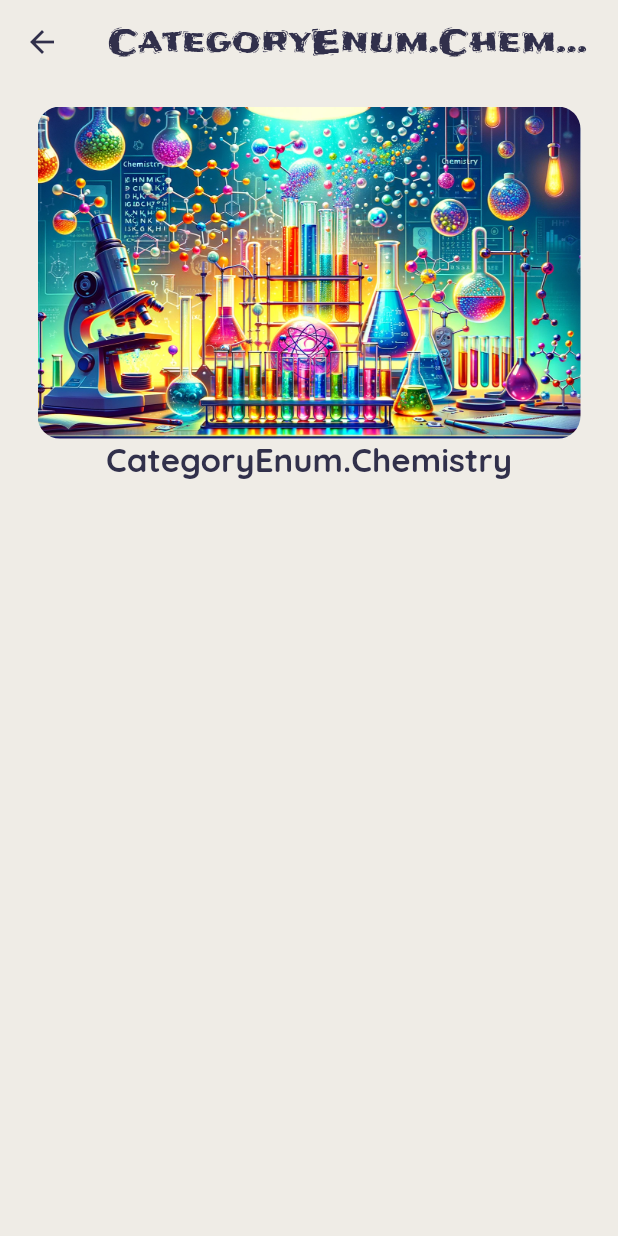
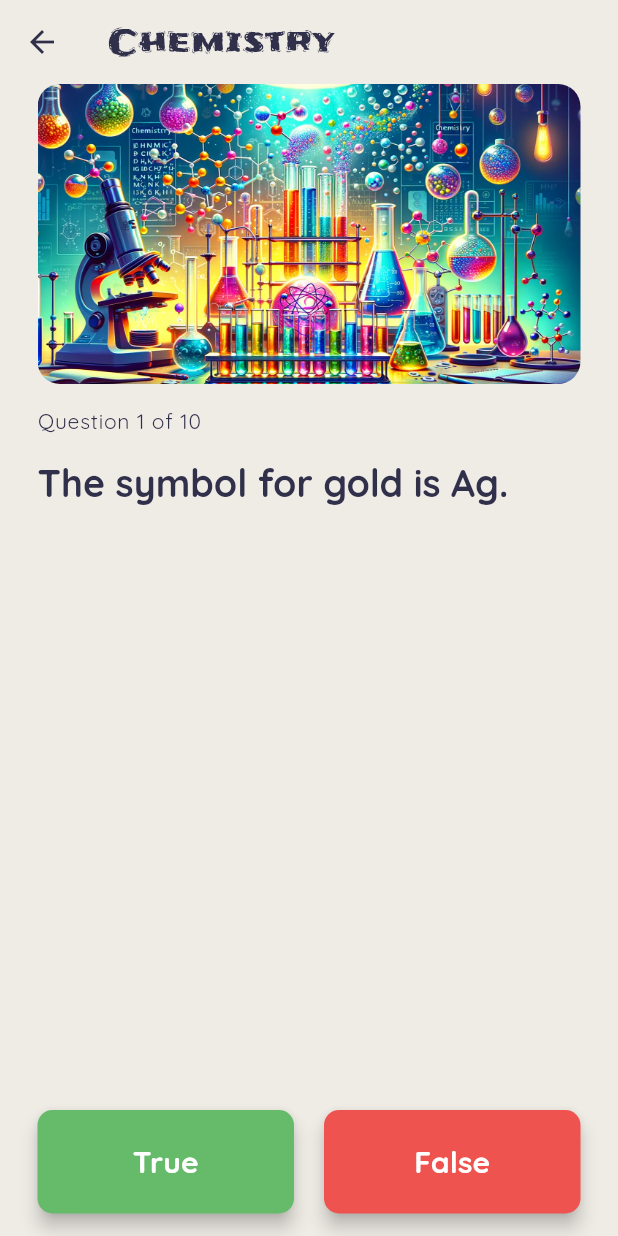
Before and after one commit to cenk-idris/quizz_app, a Flutter app: the screen it shows after launch, after a tap on "Chemistry", on a phone screen of 412 x 824 dp. Run offline on Flutter 3.47's test engine with Material 3 defaults, Android fonts, the phone set to English and light mode, and no system bars; our stand-ins replace flutter_svg.

Commit message:
Design quiz screen, implement provider, add True/False buttons

```diff
--- a/lib/main.dart
+++ b/lib/main.dart
@@ -54,6 +54,10 @@
         ),
         textTheme: const TextTheme(
           displayMedium: TextStyle(fontFamily: 'Frijole', fontSize: 22.0),
+          headlineLarge: TextStyle(
+              fontFamily: 'Quicksand',
+              fontVariations: [FontVariation('wght', 700.0)],
+              fontSize: 25.0),
           headlineMedium: TextStyle(
               fontFamily: 'Quicksand',
               fontVariations: [FontVariation('wght', 700.0)],
@@ -63,10 +67,20 @@
             fontSize: 13.0,
             fontVariations: [FontVariation('wght', 400.0)],
           ),
+          labelLarge: TextStyle(
+            fontFamily: 'Quicksand',
+            fontSize: 20.0,
+            fontVariations: [FontVariation('wght', 700.0)],
+          ),
+          labelMedium: TextStyle(
+            fontFamily: 'Quicksand',
+            fontSize: 14.0,
+            fontVariations: [FontVariation('wght', 700.0)],
+          ),
           labelSmall: TextStyle(
             fontFamily: 'Quicksand',
             fontSize: 14.0,
-            fontVariations: [FontVariation('wght', 700.0)],
+            fontVariations: [FontVariation('wght', 400.0)],
           ),
         ),
       ),
--- a/lib/providers/quiz_provider.dart
+++ b/lib/providers/quiz_provider.dart
@@ -1,10 +1,41 @@
+import 'dart:math';
+
 import 'package:flutter/foundation.dart';
+import 'package:quiz_app/data/questions_data.dart';
 import 'package:quiz_app/models/category.dart';
 import 'package:quiz_app/models/question.dart';
 
 class QuizProvider with ChangeNotifier {
   final QuizCategory category;
   int _currentQuestionIndex = 0;
+  int _score = 0;
+  List<Question> _questions = [];
 
-  QuizProvider({required this.category});
+  QuizProvider({required this.category}) {
+    initializeQuestions();
+  }
+
+  String getQuestionLevel() {
+    return 'Question ${_currentQuestionIndex + 1} of ${_questions.length}';
+  }
+
+  String getCurrentQuestion() {
+    return _questions[_currentQuestionIndex].question;
+  }
+
+  void nextQuestion() {
+    _currentQuestionIndex < _questions.length - 1
+        ? ++_currentQuestionIndex
+        : _currentQuestionIndex;
+    notifyListeners();
+  }
+
+  initializeQuestions() {
+    _questions = (allQuestions
+            .where((question) => question.category == category.category)
+            .toList()
+          ..shuffle())
+        .take(10)
+        .toList();
+  }
 }
--- a/lib/ui/screens/home_screen.dart
+++ b/lib/ui/screens/home_screen.dart
@@ -4,6 +4,7 @@ import 'package:flutter/widgets.dart';
 import 'package:flutter_svg/flutter_svg.dart';
 import 'package:quiz_app/data/categories_data.dart';
 import 'dart:math';
+import 'package:quiz_app/utils/utilities.dart';
 
 class HomeScreen extends StatelessWidget {
   @override
@@ -79,7 +80,7 @@ class HomeScreen extends StatelessWidget {
                               },
                               child: Text(
                                 'Quick start',
-                                style: Theme.of(context).textTheme.labelSmall,
+                                style: Theme.of(context).textTheme.labelMedium,
                               ),
                             ),
                           ],
@@ -155,10 +156,7 @@ class HomeScreen extends StatelessWidget {
                                       mainAxisAlignment: MainAxisAlignment.end,
                                       children: [
                                         Text(
-                                          category.category
-                                              .toString()
-                                              .split('.')
-                                              .last,
+                                          enumToString(category.category),
                                           style: Theme.of(context)
                                               .textTheme
                                               .labelSmall,
--- a/lib/ui/screens/quiz_screen.dart
+++ b/lib/ui/screens/quiz_screen.dart
@@ -1,10 +1,12 @@
 import 'package:flutter/cupertino.dart';
 import 'package:flutter/material.dart';
+import 'package:flutter/widgets.dart';
 import 'package:provider/provider.dart';
 import 'package:quiz_app/data/categories_data.dart';
 import 'package:quiz_app/models/category.dart';
 import 'package:quiz_app/providers/quiz_provider.dart';
 import 'package:quiz_app/utils/constants.dart';
+import 'package:quiz_app/utils/utilities.dart';
 
 class QuizScreen extends StatelessWidget {
   final QuizCategory selectedCategory;
@@ -15,45 +17,111 @@ class QuizScreen extends StatelessWidget {
   Widget build(BuildContext context) {
     return ChangeNotifierProvider(
       create: (_) => QuizProvider(category: selectedCategory),
-      child: Scaffold(
+      child: Consumer<QuizProvider>(builder: (context, quiz, child) {
+        return Scaffold(
+          backgroundColor: Theme.of(context).colorScheme.secondary,
           appBar: AppBar(
             title: Text(
-            selectedCategory.category.toString(),
+              enumToString(selectedCategory.category),
               style: TextStyle(color: kBaseDarkPurple),
             ),
             backgroundColor: Theme.of(context).colorScheme.secondary,
             foregroundColor: Theme.of(context).colorScheme.primary,
           ),
-        backgroundColor: Theme.of(context).colorScheme.secondary,
-        body: Padding(
-          padding: const EdgeInsets.symmetric(vertical: 15.0, horizontal: 25.0),
+          body: SafeArea(
+            child: Padding(
+              padding: const EdgeInsets.symmetric(horizontal: 25.0),
               child: Column(
                 mainAxisAlignment: MainAxisAlignment.start,
                 children: [
-              Expanded(
-                flex: 3,
-                child: Container(
+                  Container(
                     height: 200.0,
                     decoration: BoxDecoration(
                       borderRadius: BorderRadius.circular(15.0),
                       image: DecorationImage(
-                        image:
-                            AssetImage('assets/${selectedCategory.imageName}'),
-                        fit: BoxFit.cover),
+                        fit: BoxFit.cover,
+                        image: AssetImage('assets/${quiz.category.imageName}'),
                       ),
                     ),
                   ),
                   Expanded(
                     flex: 7,
-                child: Text(
-                  selectedCategory.category.toString(),
-                  style: Theme.of(context).textTheme.headlineMedium,
+                    child: Column(
+                      crossAxisAlignment: CrossAxisAlignment.stretch,
+                      children: [
+                        Padding(
+                          padding: const EdgeInsets.symmetric(vertical: 15.0),
+                          child: Row(
+                            children: [
+                              Text(
+                                quiz.getQuestionLevel(),
+                                style: Theme.of(context).textTheme.labelSmall,
+                              ),
+                            ],
                           ),
                         ),
+                        Text(
+                          quiz.getCurrentQuestion(),
+                          style: Theme.of(context).textTheme.headlineLarge,
+                        )
+                      ],
+                    ),
+                  ),
+                  Container(
+                    margin: EdgeInsets.symmetric(vertical: 15.0),
+                    child: Row(
+                      mainAxisAlignment: MainAxisAlignment.spaceEvenly,
+                      children: [
+                        Expanded(
+                          child: ElevatedButton(
+                            onPressed: () {
+                              quiz.nextQuestion();
+                            },
+                            child: Text('True'),
+                            style: ElevatedButton.styleFrom(
+                              backgroundColor: Colors.green.shade400,
+                              foregroundColor: Colors.white,
+                              elevation: 5,
+                              shape: RoundedRectangleBorder(
+                                borderRadius: BorderRadius.circular(
+                                    10), // Rounded corners
+                              ),
+                              padding: EdgeInsets.symmetric(
+                                  vertical: 20.0, horizontal: 5.0),
+                            ),
+                          ),
+                        ),
+                        SizedBox(
+                          width: 20.0,
+                        ),
+                        Expanded(
+                          child: ElevatedButton(
+                            onPressed: () {
+                              quiz.nextQuestion();
+                            },
+                            child: Text('False'),
+                            style: ElevatedButton.styleFrom(
+                              backgroundColor: Colors.red.shade400,
+                              foregroundColor: Colors.white,
+                              elevation: 5,
+                              shape: RoundedRectangleBorder(
+                                borderRadius: BorderRadius.circular(
+                                    10), // Rounded corners
+                              ),
+                              padding: EdgeInsets.symmetric(
+                                  vertical: 20.0, horizontal: 5.0),
+                            ),
+                          ),
+                        )
+                      ],
+                    ),
+                  )
                 ],
               ),
             ),
           ),
         );
+      }),
+    );
   }
 }
--- /dev/null
+++ b/lib/utils/utilities.dart
@@ -0,0 +1,5 @@
+import 'package:quiz_app/models/category.dart';
+
+String enumToString(CategoryEnum value) {
+  return value.toString().split('.').last;
+}
```
Lines whose indentation alone changed are shown as unchanged.
